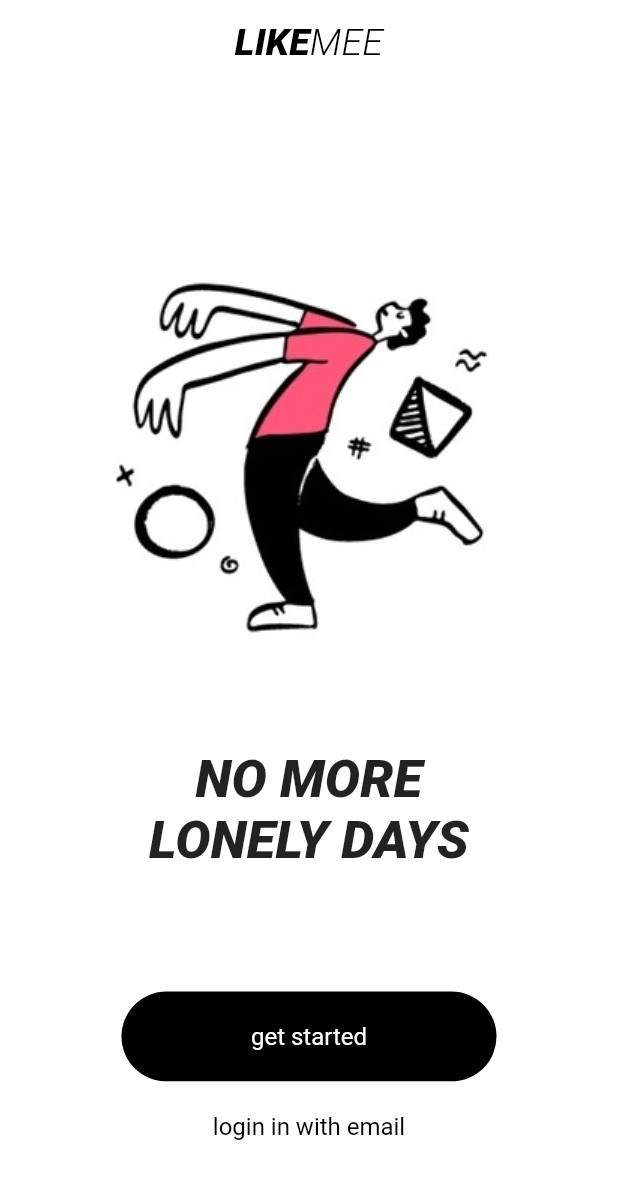
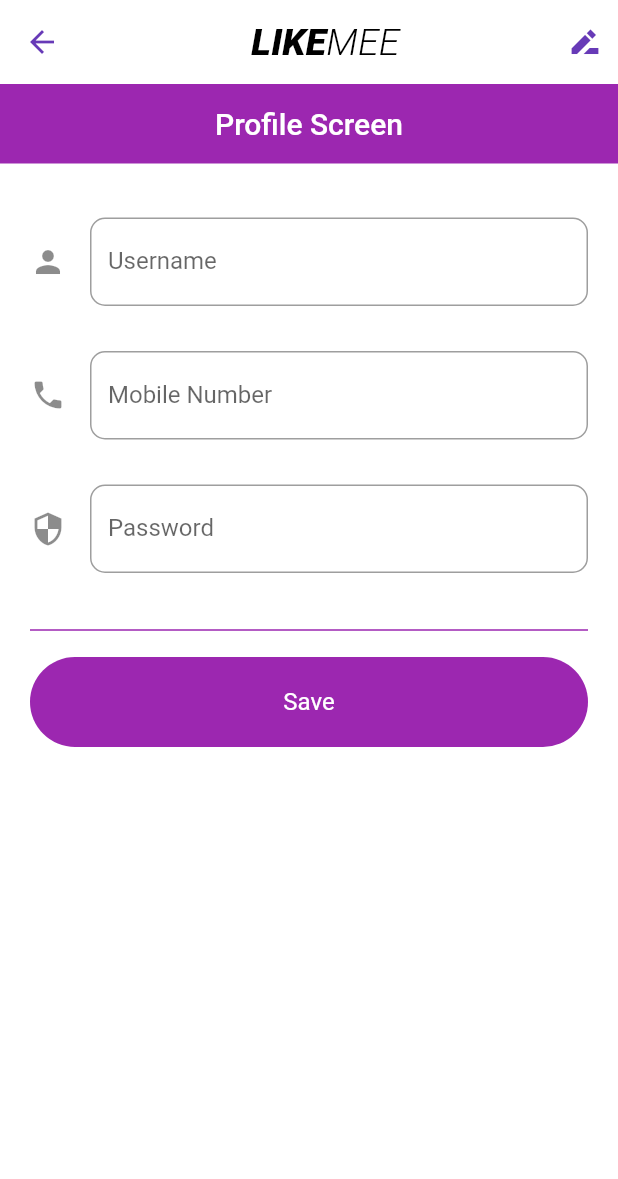
Before and after one commit to galexp/LikeMe, a Flutter app: the screen it shows after launch, after a tap on "login in with email", on a phone screen of 412 x 824 dp. Shown: the top 1179 px of the screen. Run offline on Flutter 3.47's test engine with Material 2 defaults, Android fonts, the light colour scheme and no system bars.

Commit message:
Second Commit

```diff
--- /dev/null
+++ b/lib/header copy.dart
@@ -0,0 +1,33 @@
+
+import 'package:flutter/material.dart';
+
+class HeaderClass  {
+
+    PreferredSizeWidget headerAppBar(){
+      return AppBar(
+            backgroundColor: Colors.white,
+            elevation: 0,
+            title: Row(
+              mainAxisAlignment: MainAxisAlignment.center,
+              children: const <Widget>[
+                Text(
+                  "LIKE",
+                  style: TextStyle(
+                      color: Colors.black,
+                      fontWeight: FontWeight.w900,
+                      fontStyle: FontStyle.italic,
+                      fontSize: 25),
+                ),
+                Text(
+                  "MEE",
+                  style: TextStyle(
+                      color: Colors.black,
+                      fontWeight: FontWeight.w300,
+                      fontStyle: FontStyle.italic,
+                      fontSize: 25),
+                ),
+              ],
+            ),
+          );
+  }
+}
--- /dev/null
+++ b/lib/header.dart
@@ -0,0 +1,41 @@
+import 'package:flutter/material.dart';
+
+class HeaderAppBar {
+
+  Color primaryColor = Colors.purple;
+
+  PreferredSizeWidget addHeader() {
+    return AppBar(
+      backgroundColor: Colors.white,
+      elevation: 0,
+      iconTheme: const IconThemeData(color: Colors.deepPurple),
+      title: Row(
+        mainAxisAlignment: MainAxisAlignment.center,
+        children: const <Widget>[
+          Text(
+            "LIKE",
+            style: TextStyle(
+                color: Colors.black,
+                fontWeight: FontWeight.w900,
+                fontStyle: FontStyle.italic,
+                fontSize: 25),
+          ),
+          Text(
+            "MEE",
+            style: TextStyle(
+                color: Colors.black,
+                fontWeight: FontWeight.w300,
+                fontStyle: FontStyle.italic,
+                fontSize: 25),
+          ),
+        ],
+      ),
+      actions: const <Widget>[
+        Padding(
+          padding: EdgeInsets.only(right: 10),
+          child: Icon(Icons.drive_file_rename_outline_sharp),
+        )
+      ],
+    );
+  }
+}
--- a/lib/main.dart
+++ b/lib/main.dart
@@ -1,5 +1,6 @@
 import 'package:flutter/material.dart';
 import 'package:like_me/match.dart';
+import 'package:like_me/profile.dart';
 
 void main() {
   runApp(const LikeMee());
@@ -84,10 +85,8 @@
                 // setState(() {
                 //   wordChange = "WELCOME TO \n MY LIFE";
                 // });
-                Navigator.push(
-                    context,
-                    MaterialPageRoute(
-                        builder: (context) => const MatchScreen()));
+                Navigator.push(context,
+                    MaterialPageRoute(builder: (context) => MatchScreen()));
               }),
               style: ElevatedButton.styleFrom(
                 backgroundColor: Colors.black,
@@ -106,7 +105,12 @@
           Padding(
             padding: const EdgeInsets.only(bottom: 0.0, top: 0.0),
             child: ElevatedButton(
-              onPressed: (() {}),
+              onPressed: (() {
+                Navigator.push(
+                    context,
+                    MaterialPageRoute(
+                        builder: (context) => const ProfileScreen()));
+              }),
               style: ElevatedButton.styleFrom(
                 backgroundColor: Colors.white,
                 elevation: 0,
--- a/lib/match.dart
+++ b/lib/match.dart
@@ -1,43 +1,15 @@
 import 'package:flutter/material.dart';
+import 'package:like_me/header.dart';
 
 class MatchScreen extends StatelessWidget {
-  const MatchScreen({super.key});
+   MatchScreen({super.key});
+
+  final HeaderAppBar header = HeaderAppBar();
 
   @override
   Widget build(BuildContext context) {
     return Scaffold(
-        appBar: AppBar(
-          backgroundColor: Colors.white,
-          elevation: 0,
-          iconTheme: const IconThemeData(color: Colors.deepPurple),
-          title: Row(
-            mainAxisAlignment: MainAxisAlignment.center,
-            children: const <Widget>[
-              Text(
-                "LIKE",
-                style: TextStyle(
-                    color: Colors.black,
-                    fontWeight: FontWeight.w900,
-                    fontStyle: FontStyle.italic,
-                    fontSize: 25),
-              ),
-              Text(
-                "MEE",
-                style: TextStyle(
-                    color: Colors.black,
-                    fontWeight: FontWeight.w300,
-                    fontStyle: FontStyle.italic,
-                    fontSize: 25),
-              ),
-            ],
-          ),
-          actions: const <Widget>[
-            Padding(
-              padding: EdgeInsets.only(right: 10),
-              child: Icon(Icons.drive_file_rename_outline_sharp),
-            )
-          ],
-        ),
+        appBar: header.addHeader(),
         backgroundColor: Colors.white,
         body: SingleChildScrollView(
           child: Container(
--- /dev/null
+++ b/lib/profile.dart
@@ -0,0 +1,117 @@
+import 'package:flutter/material.dart';
+import 'package:like_me/header.dart';
+
+class ProfileScreen extends StatefulWidget {
+  const ProfileScreen({super.key});
+
+  @override
+  State<ProfileScreen> createState() => _ProfileScreenState();
+}
+
+class _ProfileScreenState extends State<ProfileScreen> {
+  final HeaderAppBar header = HeaderAppBar();
+
+  String input_value = "";
+  @override
+  Widget build(BuildContext context) {
+    return Scaffold(
+      appBar: header.addHeader(),
+      backgroundColor: Colors.white,
+      body: SingleChildScrollView(
+        child: Container(
+          clipBehavior: Clip.none,
+          child: Column(
+            children: [
+              Container(
+                width: double.infinity,
+                color: header.primaryColor,
+                padding: const EdgeInsets.all(15),
+                child: const Text(
+                  "Profile Screen",
+                  textAlign: TextAlign.center,
+                  style: TextStyle(
+                      fontSize: 20,
+                      fontWeight: FontWeight.w500,
+                      color: Colors.white),
+                ),
+              ),
+              Container(
+                padding: const EdgeInsets.all(20),
+                child: Column(
+                  children: [
+                    Text(input_value),
+                    TextField(
+                      onChanged: (value) {
+                        setState(() {
+                          input_value = value;
+                        });
+                      },
+                      decoration: const InputDecoration(
+                          hintText: "E.g @galexop",
+                          labelText: "Username",
+                          border: OutlineInputBorder(
+                              borderRadius:
+                                  BorderRadius.all(Radius.circular(10.0))),
+                          icon: Icon(Icons.person)),
+                    ),
+                    const SizedBox(
+                      height: 30,
+                    ),
+                    const TextField(
+                      keyboardType: TextInputType.phone,
+                      decoration: InputDecoration(
+                          hintText: "E.g +234 0934 898 89845",
+                          labelText: "Mobile Number",
+                          border: OutlineInputBorder(
+                              borderRadius:
+                                  BorderRadius.all(Radius.circular(10.0))),
+                          icon: Icon(Icons.phone)),
+                    ),
+                    const SizedBox(
+                      height: 30,
+                    ),
+                    const TextField(
+                      obscureText: true,
+                      decoration: InputDecoration(
+                          hintText: "****",
+                          labelText: "Password",
+                          border: OutlineInputBorder(
+                              borderRadius:
+                                  BorderRadius.all(Radius.circular(10.0))),
+                          icon: Icon(Icons.security)),
+                    ),
+                    const SizedBox(
+                      height: 30,
+                    ),
+                    Divider(
+                      thickness: 1,
+                      color: header.primaryColor,
+                    ),
+                    const SizedBox(
+                      height: 10,
+                    ),
+                    ElevatedButton(
+                      onPressed: (() {}),
+                      style: ElevatedButton.styleFrom(
+                        backgroundColor: header.primaryColor,
+                        elevation: 0,
+                        minimumSize: const Size(double.infinity, 60),
+                        shape: RoundedRectangleBorder(
+                            borderRadius: BorderRadius.circular(40.0)),
+                        textStyle: const TextStyle(
+                            color: Colors.white,
+                            fontSize: 16,
+                            fontStyle: FontStyle.normal),
+                      ),
+                      child: const Text('Save'),
+                    )
+                  ],
+                ),
+              )
+            ],
+          ),
+        ),
+      ),
+    );
+  }
+}
```
